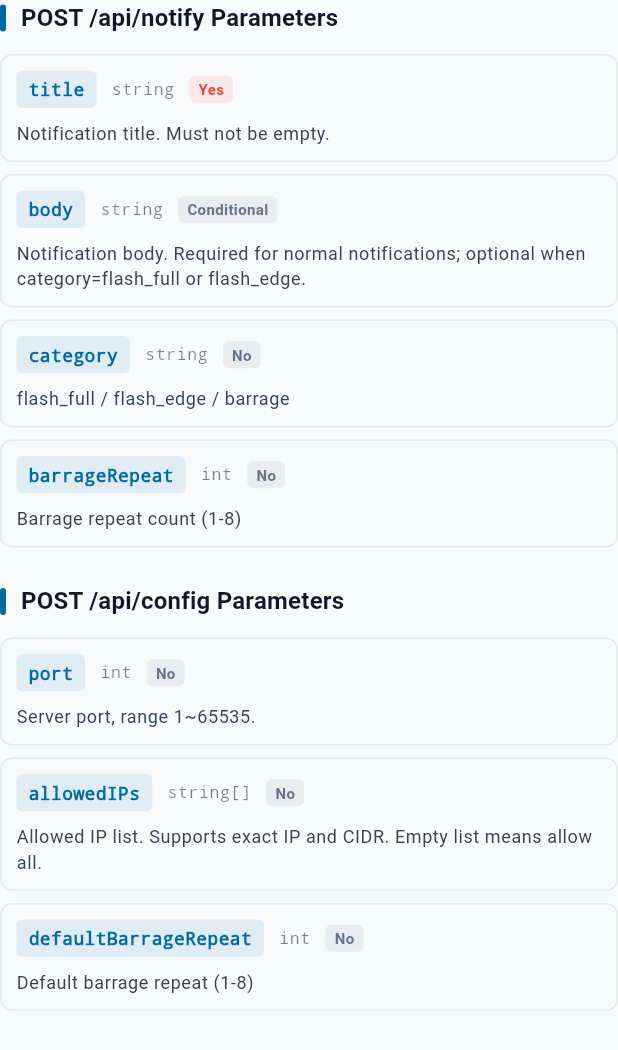
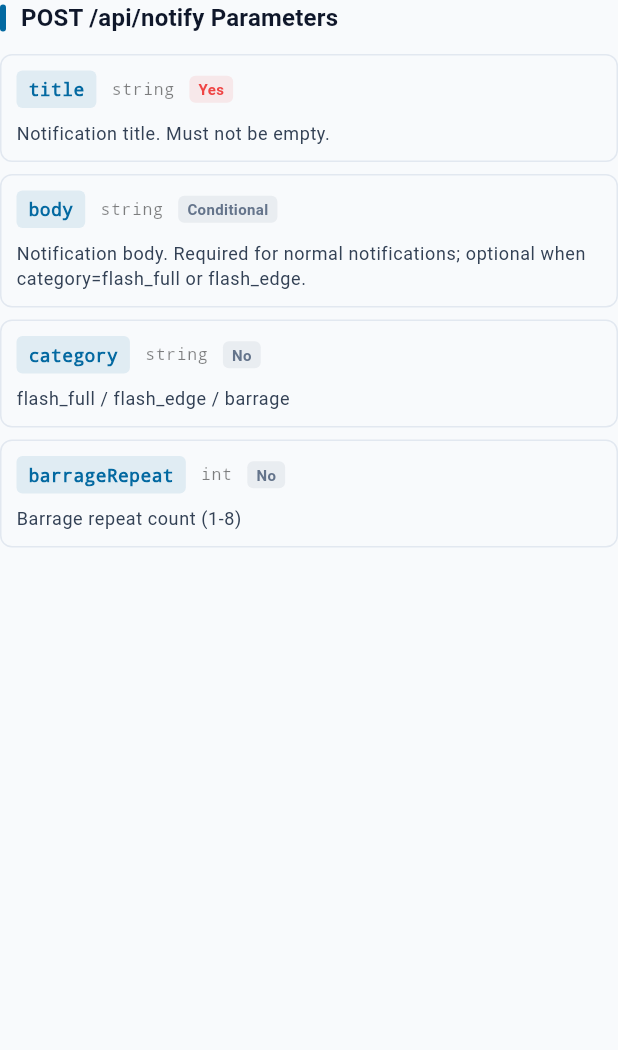
Before and after one commit to zouri/snotice, a Flutter app: the _ParametersGrid widget shown alone on an empty page, opened directly, on a phone screen of 412 x 824 dp. Shown: the top 1050 px of the screen. Run offline on Flutter 3.47's test engine with Material 3 defaults, Android fonts, the phone set to English and light mode, and no system bars; our stand-ins replace flutter_local_notifications, shared_preferences, shelf; missing offline and left inert: desktop_multi_window, shelf_router, system_tray, window_manager; accounts and stored records are empty.

Commit message:
🔥 refactor(api): remove POST /api/config endpoint
- Remove POST /api/config endpoint from HTTP server service
- Config updates should only be done via settings UI
- Keep GET /api/config for read-only access
- Update HTTP API documentation to remove config update section
- Remove config parameters table from docs
- MCP endpoint still supports config updates (internal use)

```diff
--- a/lib/ui/screens/http_api_page.dart
+++ b/lib/ui/screens/http_api_page.dart
@@ -231,12 +231,6 @@ class _ApiEndpointsSection extends StatelessWidget {
         path: '/api/config',
         description: l10n.httpApiEndpointGetConfigDesc,
         color: AppColors.info,
-      ),
-      _EndpointData(
-        method: 'POST',
-        path: '/api/config',
-        description: l10n.httpApiEndpointUpdateConfigDesc,
-        color: AppColors.primary,
       ),
     ];
 
@@ -536,29 +530,6 @@ class _ParametersGrid extends StatelessWidget {
             'Barrage repeat count (1-8)',
           ),
         ]),
-        const SizedBox(height: 16),
-        _SectionHeader(title: l10n.httpApiConfigParamsTitle),
-        const SizedBox(height: 12),
-        _buildParamsList([
-          _ParamData(
-            'port',
-            'int',
-            l10n.httpApiRequiredNo,
-            l10n.httpApiParamPortDesc,
-          ),
-          _ParamData(
-            'allowedIPs',
-            'string[]',
-            l10n.httpApiRequiredNo,
-            l10n.httpApiParamAllowedIPsDesc,
-          ),
-          _ParamData(
-            'defaultBarrageRepeat',
-            'int',
-            l10n.httpApiRequiredNo,
-            'Default barrage repeat (1-8)',
-          ),
-        ]),
       ],
     );
   }
```
Also changed, not shown: lib/services/http_server_service.dart (+0 -20 lines).
